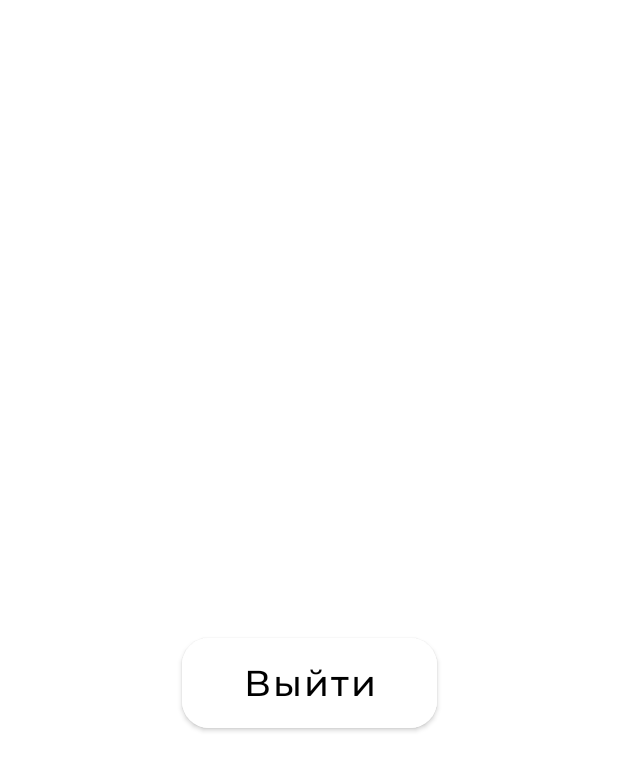
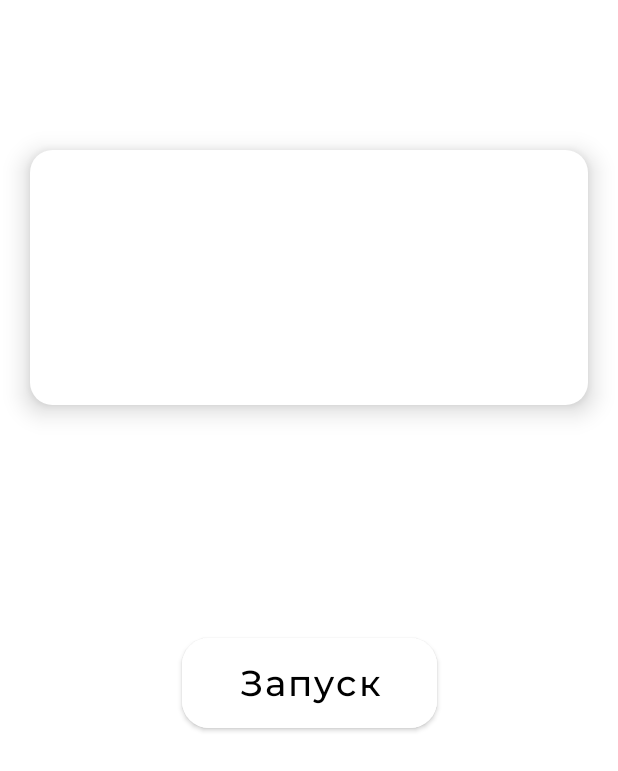
Before and after one commit to Artorius81/MyPass, an Android app built with Jetpack Compose: the screen it shows after launch once a user with an empty profile is signed in (MainActivity), on a phone screen of 412 x 824 dp. Shown: the top 771 px of the screen. Run offline under Robolectric (Android 15) with nearby library versions, the phone set to English and light mode, and no system bars; our stand-ins replace Firebase (no records; nobody signed in at launch, a user with empty details on screens opened directly); libraries missing offline, so code that uses them is left out: compose.icons, compose.icons.feathericons; 1 statement that could not run was skipped.

Commit message:
Bottom Navigation Bar added, insignificant changes

```diff
--- a/app/build.gradle
+++ b/app/build.gradle
@@ -101,6 +101,8 @@ dependencies {
 
     implementation "com.google.accompanist:accompanist-webview:0.27.0"
 
+    implementation "androidx.navigation:navigation-compose:2.4.0-alpha07"
+
 }
 repositories {
     mavenCentral()
--- a/app/src/main/AndroidManifest.xml
+++ b/app/src/main/AndroidManifest.xml
@@ -35,7 +35,7 @@
             android:launchMode = "singleTop"
             android:exported="true"
             android:screenOrientation="portrait"
-            android:theme="@style/Theme.MyPass"
+            android:theme="@style/mainTheme"
             tools:ignore="LockedOrientationActivity">
         </activity>
         <activity
--- a/app/src/main/java/com/vvsu/mypass/LoginActivity.kt
+++ b/app/src/main/java/com/vvsu/mypass/LoginActivity.kt
@@ -81,7 +81,7 @@ class LoginActivity : ComponentActivity() {
     @OptIn(ExperimentalComposeUiApi::class)
     private fun LoginScreen() {
 
-        val montserrat_light = FontFamily(Font(R.font.montserrat_medium))
+        val montserrat_light = FontFamily(Font(R.font.montserrat_light))
         val montserrat_italic = FontFamily(Font(R.font.montserrat_lightitalic))
         val montserrat_bold = FontFamily(Font(R.font.montserrat_medium))
         var password by remember { mutableStateOf(("")) }
--- a/app/src/main/java/com/vvsu/mypass/MainActivity.kt
+++ b/app/src/main/java/com/vvsu/mypass/MainActivity.kt
@@ -1,19 +1,19 @@
 package com.vvsu.mypass
 
 
+import android.annotation.SuppressLint
 import android.content.Intent
 import android.os.Bundle
 import android.widget.Toast
 import androidx.activity.ComponentActivity
 import androidx.activity.compose.setContent
+import androidx.compose.animation.Animatable
+import androidx.compose.animation.core.tween
 import androidx.compose.foundation.BorderStroke
 import androidx.compose.foundation.background
 import androidx.compose.foundation.layout.*
 import androidx.compose.foundation.shape.RoundedCornerShape
-import androidx.compose.material.Button
-import androidx.compose.material.ButtonDefaults
-import androidx.compose.material.Text
-import androidx.compose.runtime.Composable
+import androidx.compose.material.*
 import androidx.compose.ui.Alignment
 import androidx.compose.ui.Modifier
 import androidx.compose.ui.graphics.Color
@@ -22,35 +22,62 @@ import androidx.compose.ui.text.font.FontFamily
 import androidx.compose.ui.text.style.TextAlign
 import androidx.compose.ui.unit.dp
 import androidx.compose.ui.unit.sp
+import androidx.navigation.compose.currentBackStackEntryAsState
+import androidx.navigation.compose.rememberNavController
 import com.google.firebase.auth.ktx.auth
 import com.google.firebase.ktx.Firebase
 import com.vvsu.mypass.ui.theme.MyPassTheme
 import com.vvsu.mypass.ui.theme.black
+import androidx.compose.material.MaterialTheme.colors
+import androidx.compose.runtime.*
+import androidx.navigation.NavHostController
+import androidx.navigation.compose.NavHost
+import androidx.navigation.compose.composable
+import com.vvsu.mypass.utils.Constants.ROUTE_CUSTOMIZATION
+import com.vvsu.mypass.utils.Constants.ROUTE_HOME
+import com.vvsu.mypass.utils.Constants.ROUTE_SETTING
+import com.vvsu.mypass.utils.Screens.Items.items
 
 
 @Suppress("DEPRECATION")
 class MainActivity : ComponentActivity() {
 
     private var backPressedTime: Long = 0
+    private val montserrat_light = FontFamily(Font(R.font.montserrat_light))
     private val montserrat_bold = FontFamily(Font(R.font.montserrat_medium))
 
     override fun onCreate(savedInstanceState: Bundle?) {
         super.onCreate(savedInstanceState)
         setContent {
             MyPassTheme {
-                MainScreen()
+                NavigationController()
             }
         }
     }
 
     @Composable
-    private fun MainScreen() {
+    fun Home() {
         val intent = Intent(this, LoginActivity::class.java)
+
+        var isAnimated by remember { mutableStateOf(false) }
+        val color = remember { Animatable(Color.DarkGray) }
+
+        LaunchedEffect(isAnimated) {
+            color.animateTo(if (isAnimated) Color.White else Color.Red, animationSpec = tween(100))
+        }
 
         Box(modifier = Modifier
             .fillMaxSize()
             .background(Color.White),
         )
+        Card(
+            modifier = Modifier.padding(top=80.dp)
+                .fillMaxWidth()
+                .padding(20.dp)
+                .size(170.dp),
+            shape = RoundedCornerShape(15.dp),
+            elevation = 10.dp
+        ) {}
         Column(
             modifier = Modifier
                 .padding(80.dp)
@@ -65,8 +92,9 @@ class MainActivity : ComponentActivity() {
                     .width(230.dp)
                     .padding(30.dp),
                 onClick = {
-                    Firebase.auth.signOut()
-                    startActivity(intent)
+                    isAnimated = !isAnimated
+                    //Firebase.auth.signOut()
+                    //startActivity(intent)
                 },
                 border = BorderStroke(1.dp, Color.White),
                 shape = RoundedCornerShape(30), // = 30% percent
@@ -75,12 +103,112 @@ class MainActivity : ComponentActivity() {
                 ),
             ) {
                 Text(
-                    text = "Выйти",
+                    text = "Запуск",
                     textAlign = TextAlign.Center,
                     color = black,
                     fontSize = 24.sp,
                     fontFamily = montserrat_bold
                 )
+            }
+        }
+    }
+
+    @Composable
+    fun Customization() {
+        Column(
+            verticalArrangement = Arrangement.Center,
+            horizontalAlignment = Alignment.CenterHorizontally,
+            modifier = Modifier.fillMaxSize()
+        ) {
+            Text(
+                text = "Информация",
+                fontFamily = montserrat_light,
+                fontSize = 20.sp)
+        }
+    }
+
+    @Composable
+    fun Settings() {
+        Column(
+            verticalArrangement = Arrangement.Center,
+            horizontalAlignment = Alignment.CenterHorizontally,
+            modifier = Modifier.fillMaxSize()
+        ) {
+            Text(
+                text = "Настройки",
+                fontFamily = montserrat_light,
+                fontSize = 20.sp
+            )
+        }
+    }
+
+    @SuppressLint("UnusedMaterialScaffoldPaddingParameter")
+    @Composable
+    fun NavigationController() {
+
+        val navController = rememberNavController()
+
+        Scaffold(
+            bottomBar = {
+                BottomNavigation(
+                    backgroundColor = colors.background,
+                    elevation = 16.dp
+                ) {
+                    val navBackStackEntry by navController.currentBackStackEntryAsState()           //when ever backStack changes it will recompose itself
+                    val currentRoute = navBackStackEntry?.destination?.route                        //fetching current backStack entry
+
+                    items.forEach {
+                        BottomNavigationItem(
+                            icon = {                                                                //bottom nav icon
+                                Icon(imageVector = it.icon, contentDescription = "",tint = if (currentRoute == it.route) Color.DarkGray else Color.LightGray)
+                            },
+                            selected = currentRoute == it.route,                                    //current destination that is visible to user
+                            label = {
+                                Text(                                                               //bottom nav text
+                                    text = it.label,
+                                    color = if (currentRoute == it.route) Color.DarkGray else Color.LightGray,
+                                    maxLines = 1,
+                                    textAlign = TextAlign.Center,
+                                    fontSize = 10.sp
+                                )
+                            },
+                            onClick = {
+                                if (currentRoute != it.route) {                                     //current route is not equal to same route
+                                    navController.graph.startDestinationRoute?.let { item ->        //then handle back press
+                                        navController.popBackStack(
+                                            item, false
+                                        )
+                                    }
+                                }
+                                if (currentRoute != it.route) {                                     //condition to check current route is not equal to screens route
+                                    navController.navigate(it.route)
+                                }
+                            },
+                            alwaysShowLabel = false,                                                 // showing/hiding title text
+                            selectedContentColor = colors.secondary,                  // ripple color
+                        )
+                    }
+
+                }
+            }
+        ) {
+            ScreenController(navController = navController)
+        }
+    }
+
+    @Composable
+    fun ScreenController(
+        navController: NavHostController
+    ) {
+        NavHost(navController = navController, startDestination = ROUTE_HOME) {
+            composable(ROUTE_HOME) {
+                Home()
+            }
+            composable(ROUTE_CUSTOMIZATION) {
+                Customization()
+            }
+            composable(ROUTE_SETTING) {
+                Settings()
             }
         }
     }
--- a/app/src/main/java/com/vvsu/mypass/utils/OnBoardingData.kt
+++ /dev/null
@@ -1,6 +0,0 @@
-package com.vvsu.mypass.utils
-
-data class OnBoardingData(
-    val image: Int, val title: String,
-    val desc: String
-)
--- a/app/src/main/res/values/themes.xml
+++ b/app/src/main/res/values/themes.xml
@@ -28,4 +28,11 @@
 
     </style>
 
+    <style name="mainTheme" parent="android:Theme.Material.Light.NoActionBar">
+        <item name="android:statusBarColor">#DDDDDD</item>
+        <item name="android:windowNoTitle">true</item>
+        <item name="android:navigationBarColor">@color/white</item>
+
+    </style>
+
 </resources>
```
Also changed, not shown: app/src/main/java/com/vvsu/mypass/WelcomeActivity.kt (+8 -7 lines), app/src/main/java/com/vvsu/mypass/utils/Constants.kt (added, +7 -0 lines), app/src/main/java/com/vvsu/mypass/utils/Screens.kt (added, +23 -0 lines), app/src/main/res/drawable/pass.png (added).
